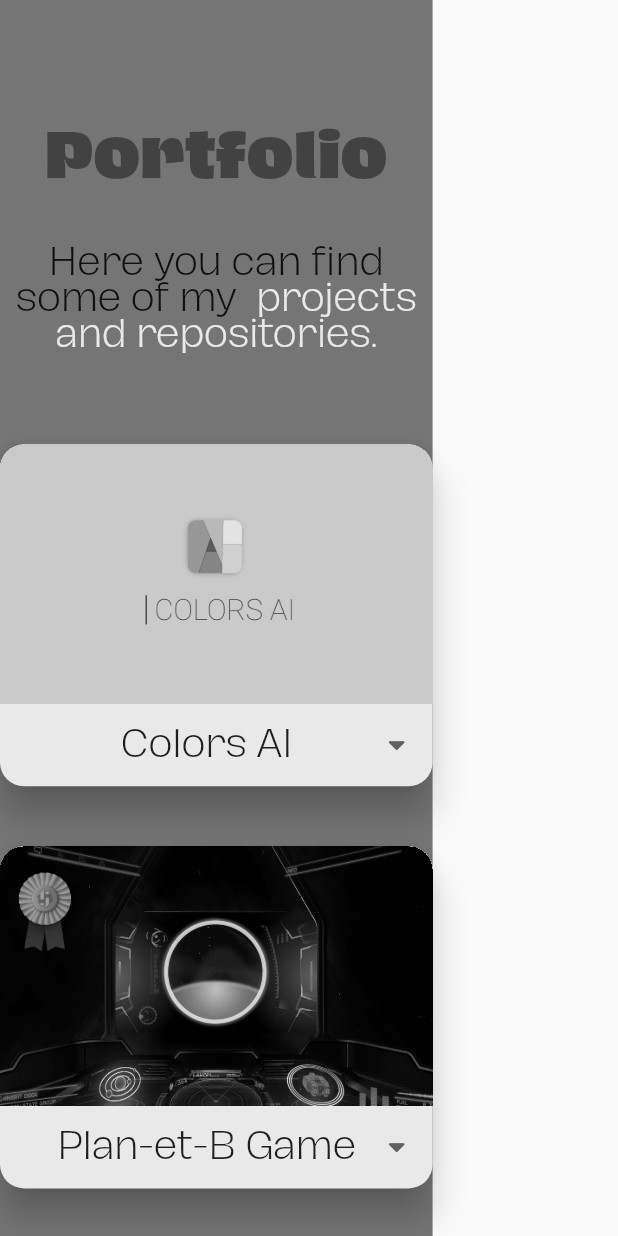
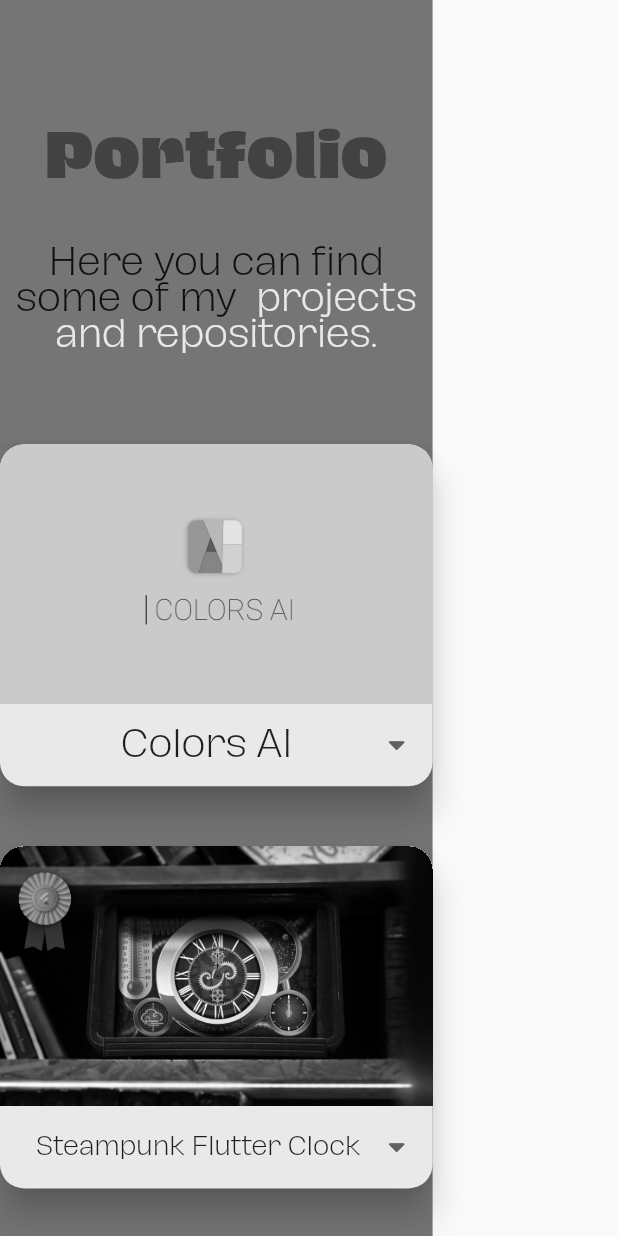
Before and after one commit to tsinis/tsinis.github.io, a Flutter app: the Portfolio widget shown alone on an empty page, opened directly, on a phone screen of 412 x 824 dp. Run offline on Flutter 3.47's test engine with Material 2 defaults, Android fonts, the phone set to English and light mode, and no system bars; drawn by our look-alikes of auto_size_text, expandable; our stand-ins replace cached_network_image, rive, scroll_to_index; missing offline and left inert: dart:html, latlng, map; generated files the repository leaves out were written again; network calls fail.

Commit message:
chore(deps): bump cached_network_image version to 3.2.3 (#30)
Co-authored-by: Roman Cinis <52065414+tsinis@users.noreply.github.com>
Co-authored-by: dependabot[bot] <49699333+dependabot[bot]@users.noreply.github.com>

```diff
--- a/lib/screens/sections/portfolio.dart
+++ b/lib/screens/sections/portfolio.dart
@@ -64,10 +64,10 @@ class Portfolio extends StatelessWidget {
                   appURL: 'github.com/tsinis/colors_ai',
                 ),
                 Project(
-                  projectName: context.l10n.planetBGame,
-                  pathToImage: 'assets/images/projects/planet.jpg',
-                  projectDesc: context.l10n.planetBGameDesc,
-                  appURL: 'github.com/tsinis/plan_et_b',
+                  projectName: 'Steampunk Flutter Clock',
+                  pathToImage: 'assets/images/projects/clock.jpg',
+                  projectDesc: context.l10n.flutterClock,
+                  appURL: 'github.com/tsinis/flutter_clock',
                 ),
               ],
             ),
@@ -75,10 +75,10 @@ class Portfolio extends StatelessWidget {
               spacing: width * 0.025,
               children: [
                 Project(
-                  projectName: 'Steampunk Flutter Clock',
-                  pathToImage: 'assets/images/projects/clock.jpg',
-                  projectDesc: context.l10n.flutterClock,
-                  appURL: 'github.com/tsinis/flutter_clock',
+                  projectName: context.l10n.planetBGame,
+                  pathToImage: 'assets/images/projects/planet.jpg',
+                  projectDesc: context.l10n.planetBGameDesc,
+                  appURL: 'github.com/tsinis/plan_et_b',
                 ),
                 Project(
                   projectName: 'IKEM Online',
--- a/pubspec.yaml
+++ b/pubspec.yaml
@@ -11,7 +11,7 @@ environment:
 
 dependencies:
   auto_size_text: ^3.0.0
-  cached_network_image: ^3.2.2
+  cached_network_image: ^3.2.3
   expandable: ^5.0.1
   flutter:
     sdk: flutter
```
Also changed, not shown: pubspec.lock.
